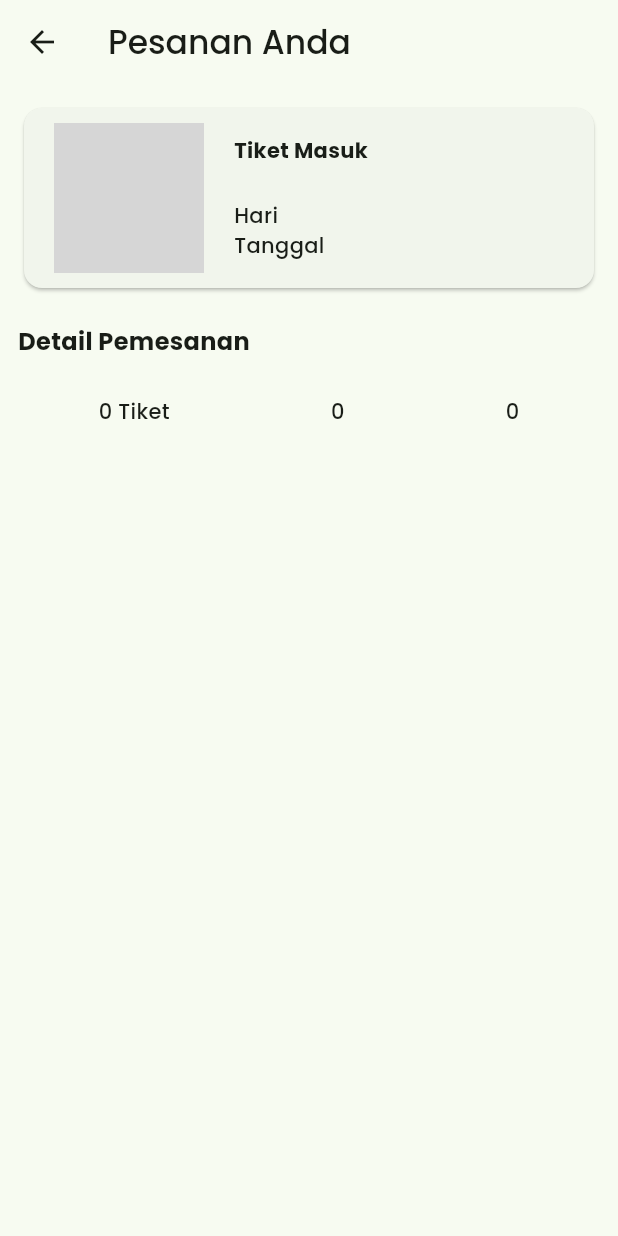
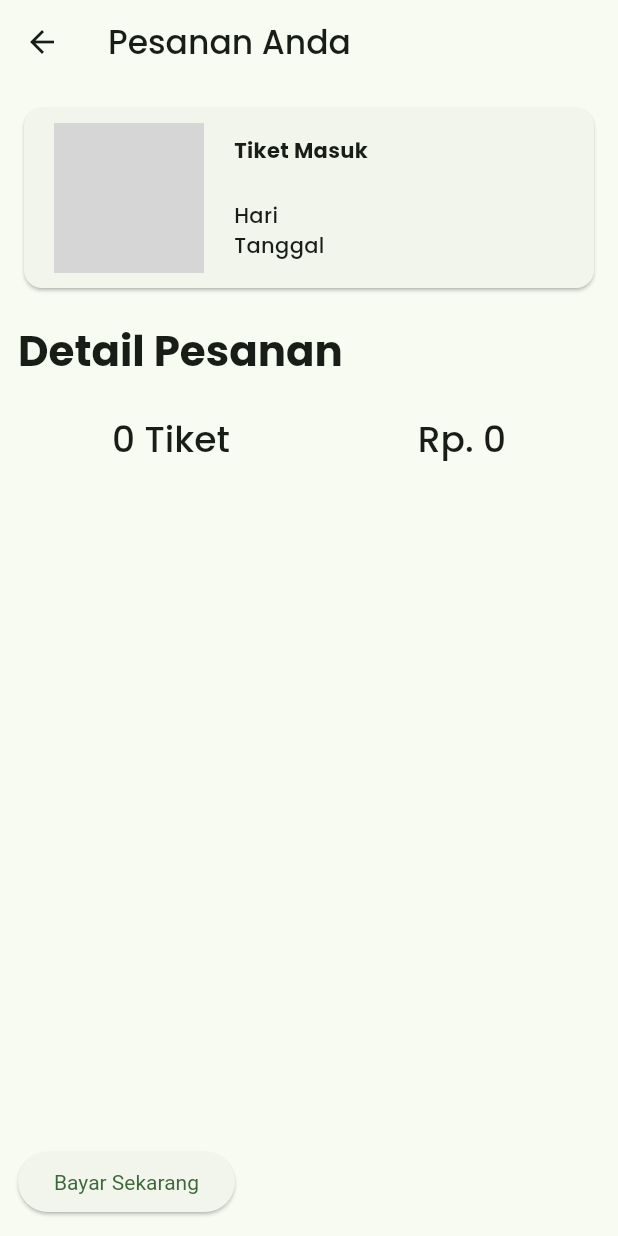
Before and after one commit to sasqiasal/kembang_belor_apps, a Flutter app: the PaymentPage screen opened directly with empty values, on a phone screen of 412 x 824 dp. Run offline on Flutter 3.47's test engine with Material 3 defaults, Android fonts, the phone set to English and light mode, and no system bars; drawn by our look-alikes of cached_network_image; our stand-ins replace bloc, equatable, flutter_bloc, get_it, numberpicker, supabase_flutter; missing offline and left inert: panorama_viewer; accounts and stored records are empty; network calls fail; grey boxes are pictures that could not be loaded.

Commit message:
Update payment.dart

```diff
--- a/lib/features/payment/presentation/pages/payment.dart
+++ b/lib/features/payment/presentation/pages/payment.dart
@@ -62,8 +62,11 @@ class PaymentPage extends StatelessWidget {
             ),
             const SizedBox(height: 20),
             Text(
-              'Detail Pemesanan',
-              style: TextStyle(fontSize: 16, fontWeight: FontWeight.bold),
+              'Detail Pesanan',
+              style: Theme.of(context)
+                  .textTheme
+                  .headlineMedium!
+                  .copyWith(fontWeight: FontWeight.bold),
             ),
             SizedBox(
               height: 25,
@@ -71,11 +74,20 @@ class PaymentPage extends StatelessWidget {
             Row(
               mainAxisAlignment: MainAxisAlignment.spaceAround,
               children: [
-                Text('${selectedTourismPayment.qty.toString()} Tiket'),
-                Text(selectedTourismPayment.entity.htm!.toString()),
                 Text(
-                    '${selectedTourismPayment.qty * selectedTourismPayment.entity.htm!}')
+                  '${selectedTourismPayment.qty.toString()} Tiket',
+                  style: Theme.of(context).textTheme.headlineSmall,
+                ),
+                Text(
+                    'Rp. ${selectedTourismPayment.qty * selectedTourismPayment.entity.htm!}',
+                    style: Theme.of(context).textTheme.headlineSmall)
               ],
+            ),
+            Spacer(),
+            ElevatedButton(
+              onPressed: () {},
+              style: ElevatedButton.styleFrom(textStyle: TextStyle()),
+              child: Text('Bayar Sekarang'),
             )
           ],
         ),
```
